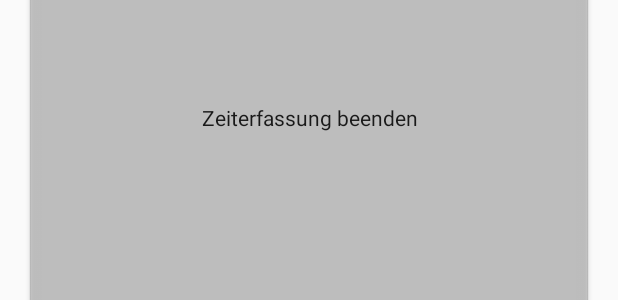
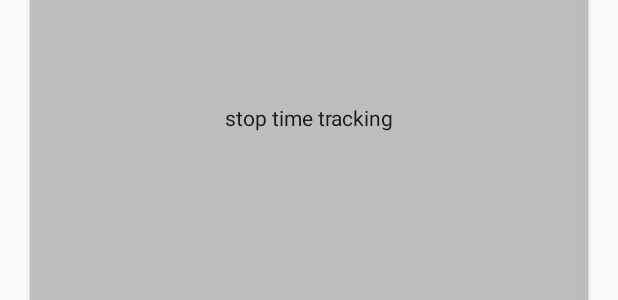
Before and after one commit to sbley/Projectiler, an Android app: the layout fragment_main.xml on its own in the app's theme, with its tools: preview values and no code run, on a phone screen of 412 x 824 dp. Shown: the part 540-840 px from the top of the screen. Run offline under Robolectric (Android 15) with nearby library versions, the phone set to English and light mode, and no system bars; network calls fail.

Commit message:
Strings in resourcen ausgelagert

```diff
--- a/ProjectilerApp/Projectiler/app/src/main/res/layout/fragment_main.xml
+++ b/ProjectilerApp/Projectiler/app/src/main/res/layout/fragment_main.xml
@@ -19,7 +19,7 @@
         <TextView
             android:layout_width="wrap_content"
             android:layout_height="wrap_content"
-            android:text="Derzeit ist keine Buchung gestartet!"
+            android:text="@string/no_booking_started"
             android:textStyle="bold"
             android:gravity="center"
             android:textSize="20sp"
@@ -40,7 +40,7 @@
         <TextView
             android:layout_width="wrap_content"
             android:layout_height="wrap_content"
-            android:text="Derzeit gibt es keine Buchung gestartet!"
+            android:text=""
             android:textStyle="bold"
             android:gravity="center"
             android:textSize="20sp"
@@ -61,7 +61,7 @@
         <Button
             android:layout_width="match_parent"
             android:layout_height="220dp"
-            android:text="Zeiterfassung starten"
+            android:text="@string/start_time_tracking"
             android:id="@+id/btnStart"
             android:visibility="gone"
             style="@style/StartButton"
@@ -72,7 +72,7 @@
         <Button
             android:layout_width="match_parent"
             android:layout_height="220dp"
-            android:text="Zeiterfassung beenden"
+            android:text="@string/stop_time_tracking"
             android:id="@+id/btnStop"
             style="@style/StopButton"
             android:background="@drawable/stopbutton_btn_default_holo_light"
--- a/ProjectilerApp/Projectiler/app/src/main/res/values/strings.xml
+++ b/ProjectilerApp/Projectiler/app/src/main/res/values/strings.xml
@@ -15,5 +15,12 @@
     <string name="title_activity_nfc">Projectiler NFC</string>
     <string name="appwidget_text">Example</string>
     <string name="add_widget">Add widget</string>
+    <string name="ncf_in_range">NFC in range</string>
+    <string name="other_project_booked">the Project %s is currently tracked</string>
+    <string name="time_booked_successfull">time was tracked successful</string>
+    <string name="no_connection_to_server">no connection to server available</string>
+    <string name="stop_time_tracking">stop time tracking</string>
+    <string name="start_time_tracking">start time tracking</string>
+    <string name="no_booking_started">there is no tracking currently started</string>
 
 </resources>
```
Also changed, not shown: ProjectilerApp/Projectiler/app/src/main/java/de/saxsys/android/projectiler/app/MainActivity.java (+7 -5 lines), 1 other file.
